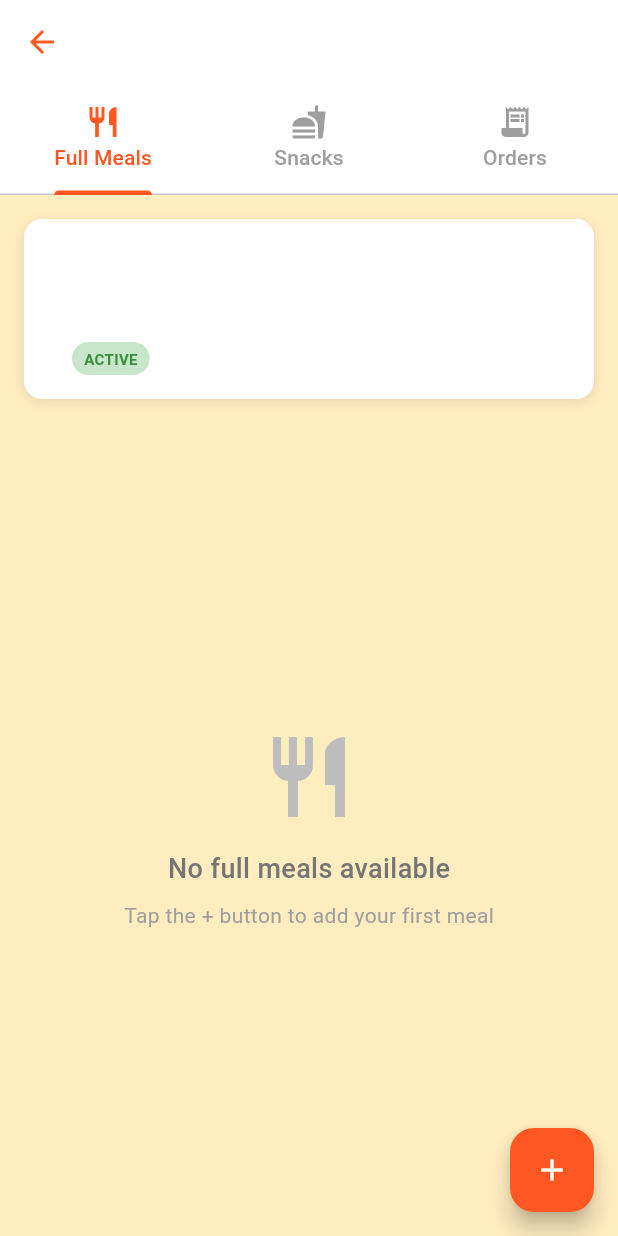
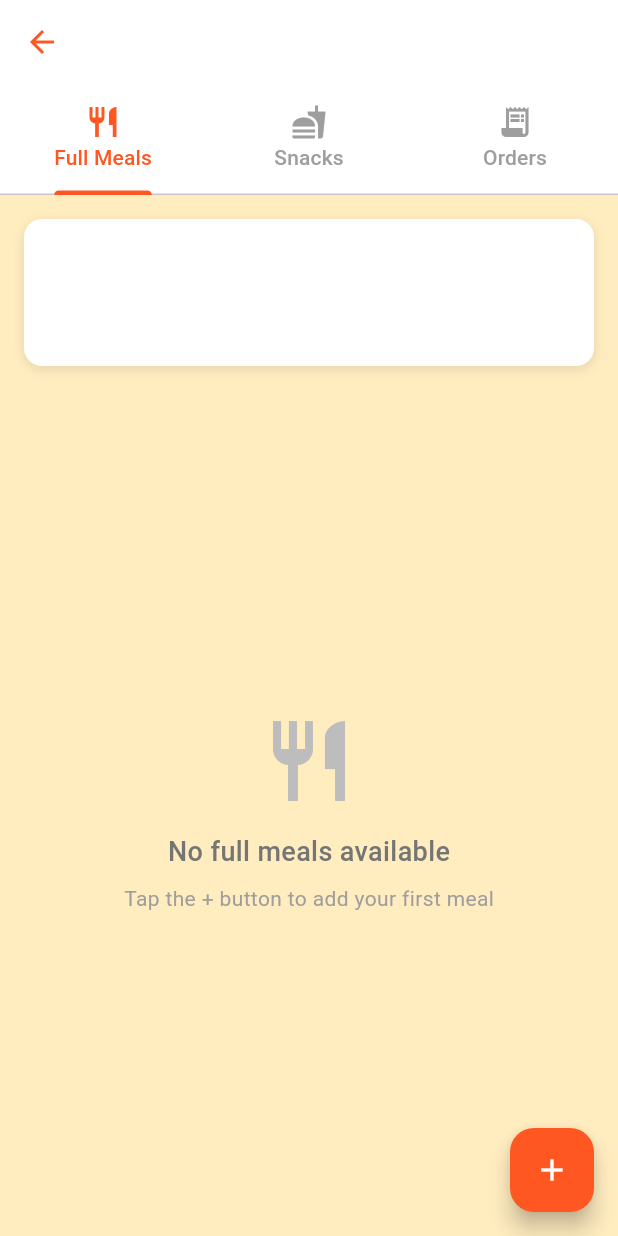
Before and after one commit to bright4Pres/JMResearch, a Flutter app: the KitchenDetailScreen screen opened directly with empty values, on a phone screen of 412 x 824 dp. Run offline on Flutter 3.47's test engine with Material 3 defaults, Android fonts, the phone set to English and light mode, and no system bars; our stand-ins replace cloud_firestore, firebase_auth, firebase_core; accounts and stored records are empty.

Commit message:
a couple more minor changes

```diff
--- a/myapp/lib/screens/admin/kitchen_detail_screen.dart
+++ b/myapp/lib/screens/admin/kitchen_detail_screen.dart
@@ -57,7 +57,7 @@ class _KitchenDetailScreenState extends State<KitchenDetailScreen>
       ),
       body: Column(
         children: [
-          // Kitchen Info Header
+          // adds the kitchen header for uniform appbar
           _buildKitchenHeader(),
           // Items Tabs
           Expanded(
@@ -98,7 +98,7 @@ class _KitchenDetailScreenState extends State<KitchenDetailScreen>
       child: Row(
         children: [
           const SizedBox(width: 16),
-          // Kitchen Details
+          // buids kitchen details/description
           Expanded(
             child: Column(
               crossAxisAlignment: CrossAxisAlignment.start,
@@ -118,28 +118,6 @@ class _KitchenDetailScreenState extends State<KitchenDetailScreen>
                   overflow: TextOverflow.ellipsis,
                 ),
                 const SizedBox(height: 8),
-                Container(
-                  padding: const EdgeInsets.symmetric(
-                    horizontal: 8,
-                    vertical: 4,
-                  ),
-                  decoration: BoxDecoration(
-                    color: widget.kitchen.isActive
-                        ? Colors.green[100]
-                        : Colors.red[100],
-                    borderRadius: BorderRadius.circular(12),
-                  ),
-                  child: Text(
-                    widget.kitchen.isActive ? 'ACTIVE' : 'INACTIVE',
-                    style: TextStyle(
-                      fontSize: 10,
-                      fontWeight: FontWeight.bold,
-                      color: widget.kitchen.isActive
-                          ? Colors.green[700]
-                          : Colors.red[700],
-                    ),
-                  ),
-                ),
               ],
             ),
           ),
@@ -482,7 +460,7 @@ class _KitchenDetailScreenState extends State<KitchenDetailScreen>
                           child: OutlinedButton(
                             onPressed: () =>
                                 _setStatus(order.id, 'ready for pick up'),
-                            child: const Text('Set Ready for Pick Up'),
+                            child: const Text('pick up now'),
                           ),
                         ),
                         const SizedBox(width: 8),
@@ -493,7 +471,7 @@ class _KitchenDetailScreenState extends State<KitchenDetailScreen>
                             ),
                             onPressed: () => _setStatus(order.id, 'finished'),
                             child: const Text(
-                              'Mark Finished',
+                              'mark as finisnihedr',
                               style: TextStyle(color: Colors.white),
                             ),
                           ),
```
Also changed, not shown: myapp/lib/screens/admin/add_item_screen.dart (+4 -4 lines), myapp/lib/screens/admin/vendor_dashboard_screen.dart (+6 -26 lines), myapp/lib/screens/home/home_screen.dart (+4 -16 lines), myapp/lib/screens/home/recent_orders.dart (deleted), 1 other file.
